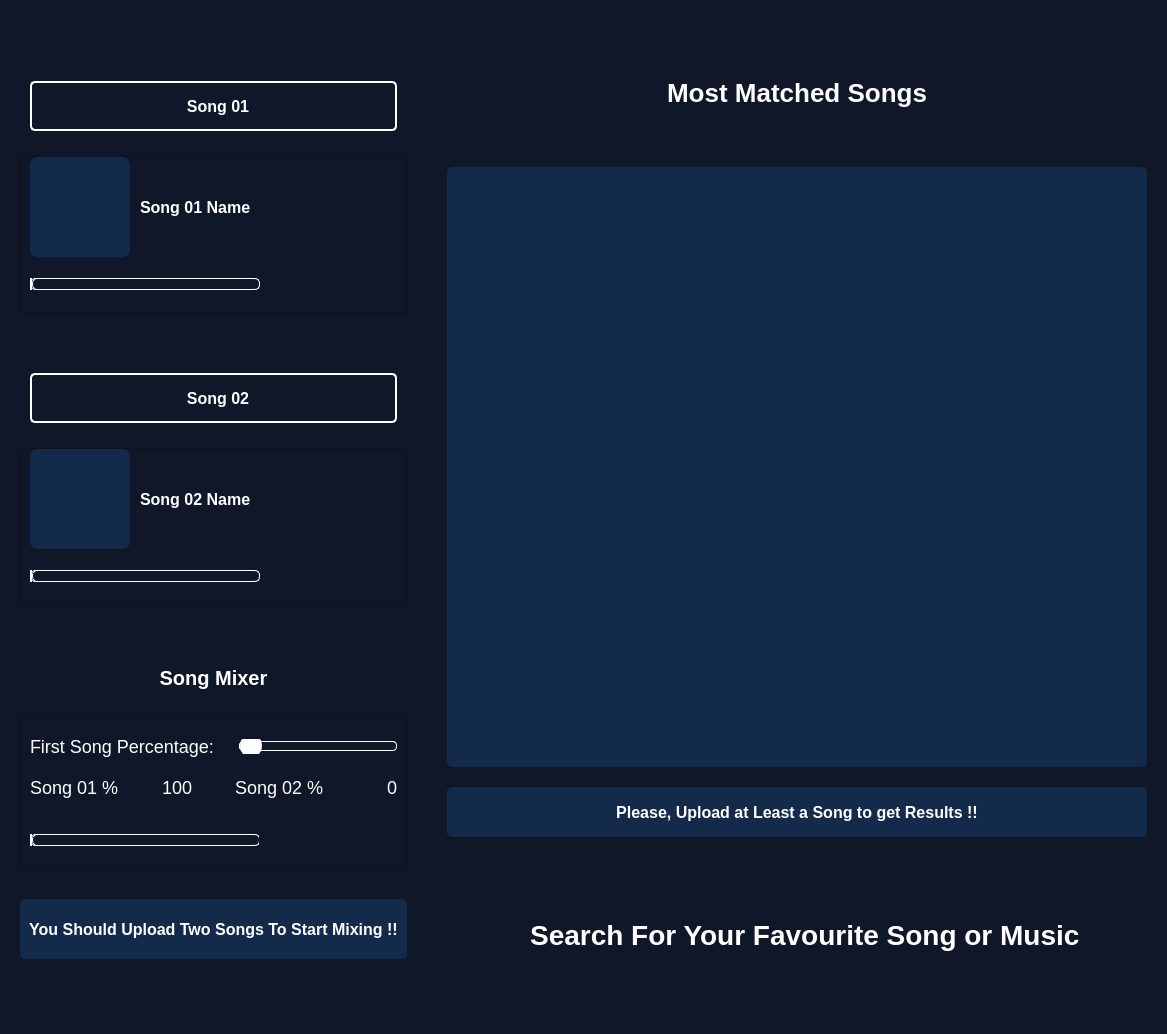
The window that main.ui (Mostafaali3/3azzam-Music-Fingerprints-Matching) describes before a commit, drawn with Qt 5.
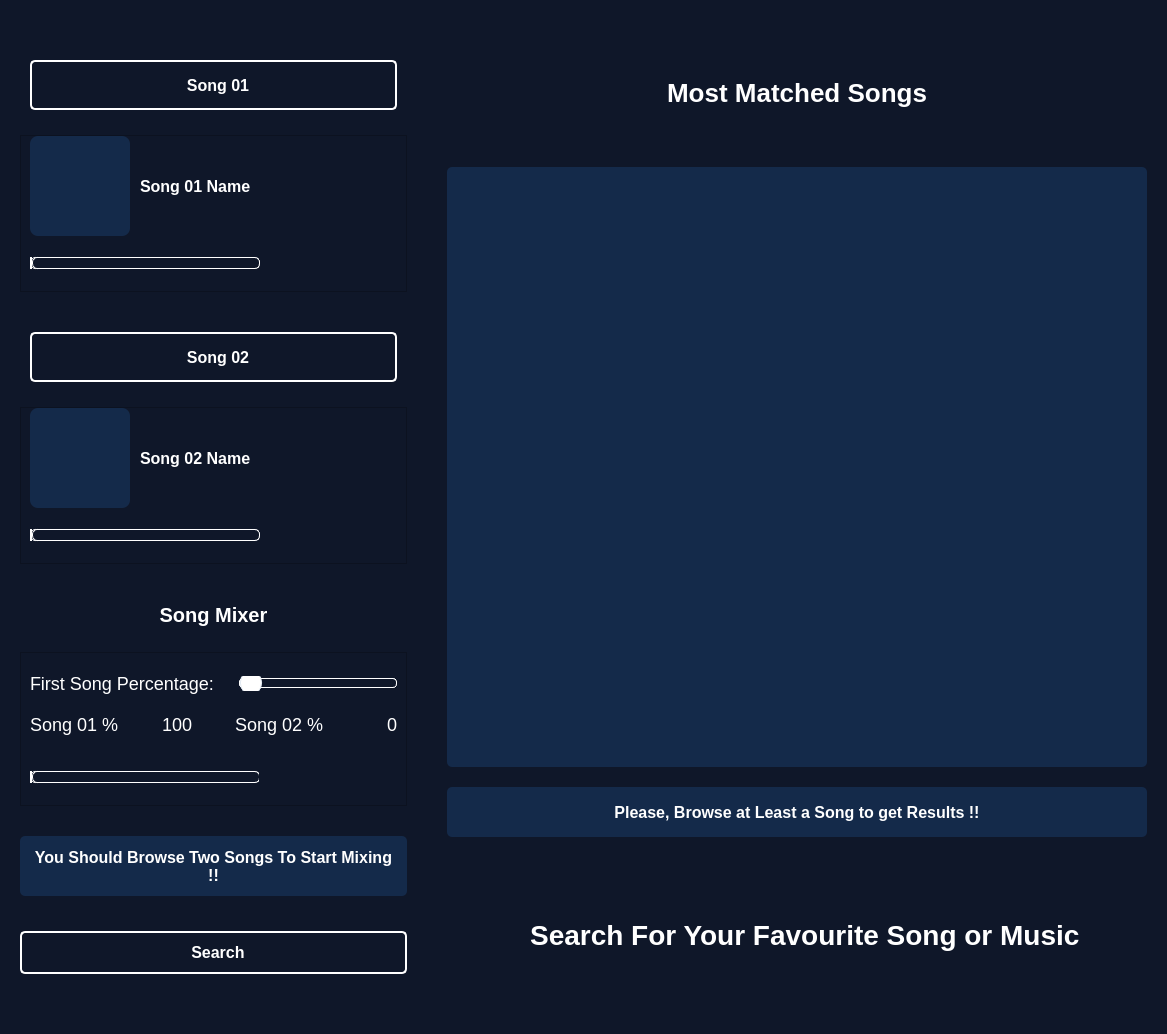
The same window after the commit. Icons and pictures are not drawn.

```diff
--- a/main.ui
+++ b/main.ui
@@ -1001,7 +1001,7 @@
 font-weight: bold</string>
                </property>
                <property name="text">
-                <string>You Should Upload Two Songs To Start Mixing !!</string>
+                <string>You Should Browse Two Songs To Start Mixing !!</string>
                </property>
                <property name="alignment">
                 <set>Qt::AlignCenter</set>
@@ -1016,6 +1016,42 @@
           </item>
          </layout>
         </item>
+        <item>
+         <spacer name="verticalSpacer_7">
+          <property name="orientation">
+           <enum>Qt::Vertical</enum>
+          </property>
+          <property name="sizeHint" stdset="0">
+           <size>
+            <width>20</width>
+            <height>40</height>
+           </size>
+          </property>
+         </spacer>
+        </item>
+        <item>
+         <widget class="QPushButton" name="searchButton">
+          <property name="styleSheet">
+           <string notr="true">border: 2px solid #ffffff; 
+font-size: 16px;
+border-radius: 5px;
+font-weight: bold;</string>
+          </property>
+          <property name="text">
+           <string>  Search</string>
+          </property>
+          <property name="icon">
+           <iconset resource="icons_setup/icons.qrc">
+            <normaloff>:/icons_setup/icons/search.png</normaloff>:/icons_setup/icons/search.png</iconset>
+          </property>
+          <property name="iconSize">
+           <size>
+            <width>20</width>
+            <height>20</height>
+           </size>
+          </property>
+         </widget>
+        </item>
         <item>
          <spacer name="verticalSpacer_2">
           <property name="orientation">
@@ -1154,7 +1190,7 @@
 font-weight: bold;</string>
            </property>
            <property name="text">
-            <string>Please, Upload at Least a Song to get Results !!</string>
+            <string>Please, Browse at Least a Song to get Results !!</string>
            </property>
            <property name="alignment">
             <set>Qt::AlignCenter</set>
```
